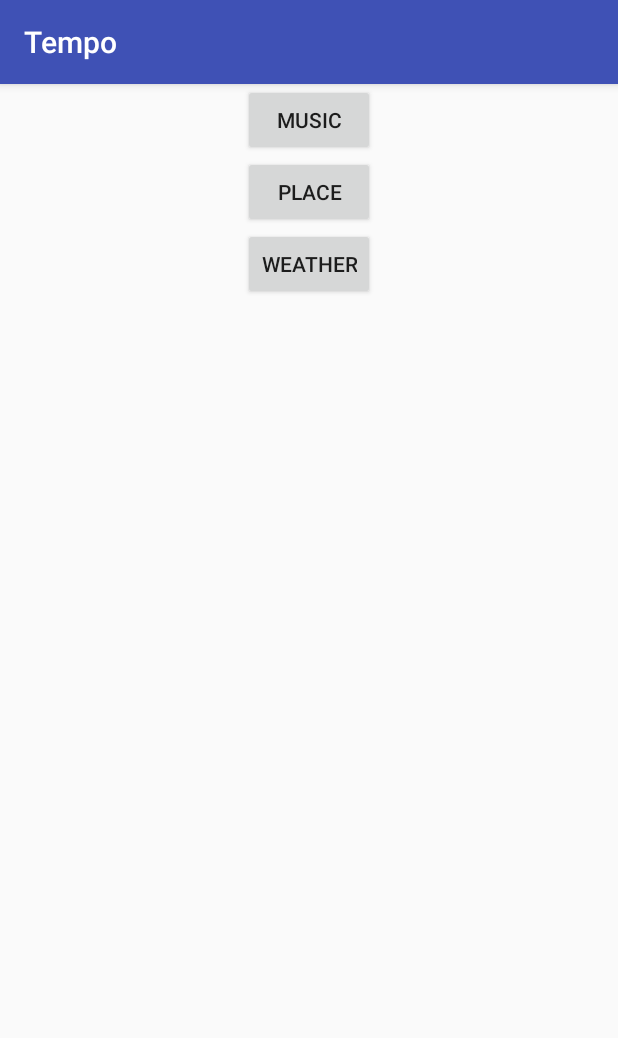
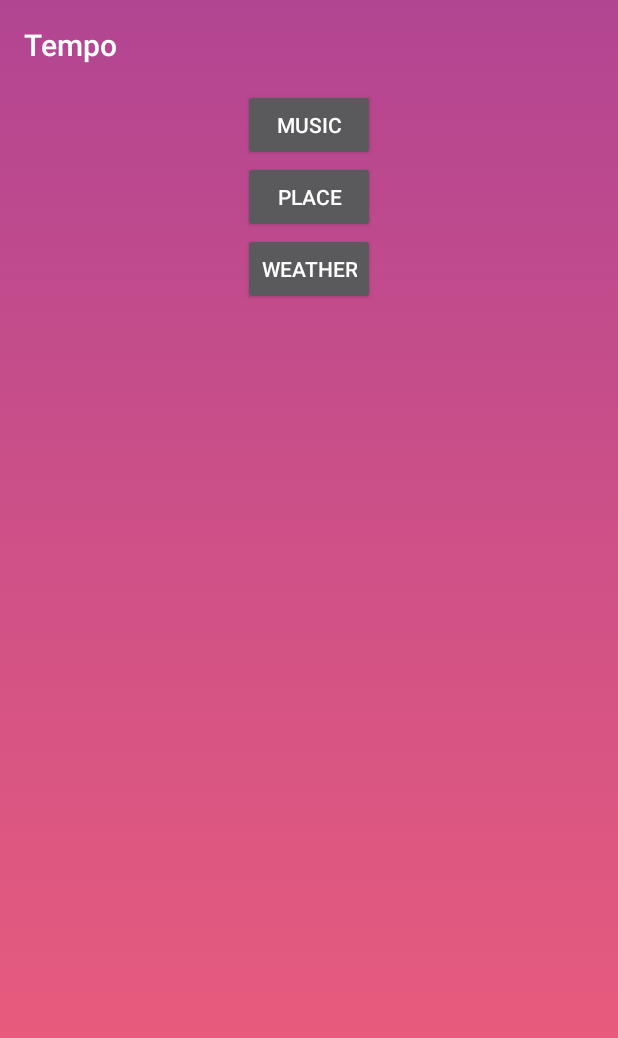
Before and after one commit to nnelson16/Tempo, an Android app: the screen it shows after launch (MainActivity), on a phone screen of 412 x 824 dp. Shown: the top 1038 px of the screen. Run offline under Robolectric (Android 15) with nearby library versions, the phone set to English and light mode, and no system bars; our stand-ins replace Volley; 4 statements that could not run were skipped.

Commit message:
-added gradient background -fixed filename split (removed hyphen) -updated app icon

```diff
--- a/app/src/main/AndroidManifest.xml
+++ b/app/src/main/AndroidManifest.xml
@@ -18,7 +18,7 @@
         android:label="@string/app_name"
         android:roundIcon="@mipmap/ic_launcher_round"
         android:supportsRtl="true"
-        android:theme="@style/AppTheme">
+        android:theme="@style/Theme.AppCompat.NoActionBar">
 
         <meta-data
             android:name="com.google.android.geo.API_KEY"
--- a/app/src/main/java/com/example/nikhil/tempo/MainActivity.java
+++ b/app/src/main/java/com/example/nikhil/tempo/MainActivity.java
@@ -20,6 +20,7 @@ import android.os.Bundle;
 import android.text.TextUtils;
 import android.util.Log;
 import android.view.View;
+import android.view.Window;
 import android.widget.Button;
 import android.widget.Toast;
 import java.lang.Integer;
@@ -84,6 +85,7 @@ public class MainActivity extends AppCompatActivity implements MediaPlayerContro
     @Override
     protected void onCreate(Bundle savedInstanceState) {
         super.onCreate(savedInstanceState);
+        requestWindowFeature(Window.FEATURE_NO_TITLE);
         setContentView(R.layout.activity_main);
         checkAndRequestPermissions();
         Button button = (Button) findViewById(R.id.trigger_button);
@@ -260,14 +262,15 @@ public class MainActivity extends AppCompatActivity implements MediaPlayerContro
                 MediaStore.Audio.Media.DATA,
                 MediaStore.Audio.Media.DURATION
         };
+
         final String sortOrder = MediaStore.Audio.AudioColumns.TITLE + " ASC";
 
+        Cursor cursor = null;
 
-        Cursor cursor = null;
         try {
             Uri uri = android.provider.MediaStore.Audio.Media.EXTERNAL_CONTENT_URI;
             cursor = getContentResolver().query(uri, projection, selection, null, sortOrder);
-            if( cursor != null){
+            if( cursor != null ){
                 cursor.moveToFirst();
 
                 while( !cursor.isAfterLast() ){
@@ -275,9 +278,11 @@ public class MainActivity extends AppCompatActivity implements MediaPlayerContro
                     String title = cursor.getString(1);
                     String path = cursor.getString(2);
                     String songDuration = cursor.getString(3);
+
                     cursor.moveToNext();
                     if(path != null && path.endsWith(".mp3")) {
                         Song song = parseInfo(title, songDuration);
+                        System.out.println(song.getSongTitle());
                         song.setSongID(songid);
                         song.setSongPath(path);
                         songs.add(song);
@@ -285,7 +290,6 @@ public class MainActivity extends AppCompatActivity implements MediaPlayerContro
                 }
 
             }
-
         } catch (Exception e) {
             Log.e("TAG", e.toString());
         }finally{
@@ -327,10 +331,10 @@ public class MainActivity extends AppCompatActivity implements MediaPlayerContro
 
     private Song parseInfo(String fileName, String duration)
     {
-        String[] splitInfo = fileName.split("-");
+        //String[] splitInfo = fileName.split(" ");
         Song song = new Song();
-        song.setSongArtist(splitInfo[0]);
-        song.setSongTitle(splitInfo[1]);
+        song.setSongArtist(fileName);
+        song.setSongTitle(fileName);
 
         int convertedValue = Integer.parseInt(duration);
         song.setSongDuration(convertedValue);
--- /dev/null
+++ b/app/src/main/res/drawable/background_gradient.xml
@@ -0,0 +1,11 @@
+<?xml version="1.0" encoding="utf-8"?>
+<selector xmlns:android="http://schemas.android.com/apk/res/android">
+    <item>
+        <shape>
+            <gradient
+                android:startColor="#B24592"
+                android:endColor="#F15F79"
+                android:angle="270"/>
+        </shape>
+    </item>
+</selector>
--- a/app/src/main/res/layout/activity_main.xml
+++ b/app/src/main/res/layout/activity_main.xml
@@ -6,7 +6,20 @@
     android:layout_height="match_parent"
     android:id="@+id/anchor"
     android:orientation="vertical"
+    android:background="@drawable/background_gradient"
     tools:context="com.example.nikhil.tempo.MainActivity">
+
+    <TextView
+        android:id="@+id/appNameTextView"
+        android:layout_width="match_parent"
+        android:layout_height="wrap_content"
+        android:fontFamily="sans-serif-medium"
+        android:paddingBottom="16sp"
+        android:paddingLeft="16sp"
+        android:paddingTop="16sp"
+        android:text="Tempo"
+        android:textColor="@android:color/white"
+        android:textSize="20sp" />
 
     <Button
         android:layout_width="wrap_content"
```
Also changed, not shown: app/src/main/ic_launcher-web.png (added), app/src/main/res/mipmap-hdpi/ic_launcher.png, app/src/main/res/mipmap-mdpi/ic_launcher.png, app/src/main/res/mipmap-xhdpi/ic_launcher.png, app/src/main/res/mipmap-xxhdpi/ic_launcher.png, app/src/main/res/mipmap-xxxhdpi/ic_launcher.png.
